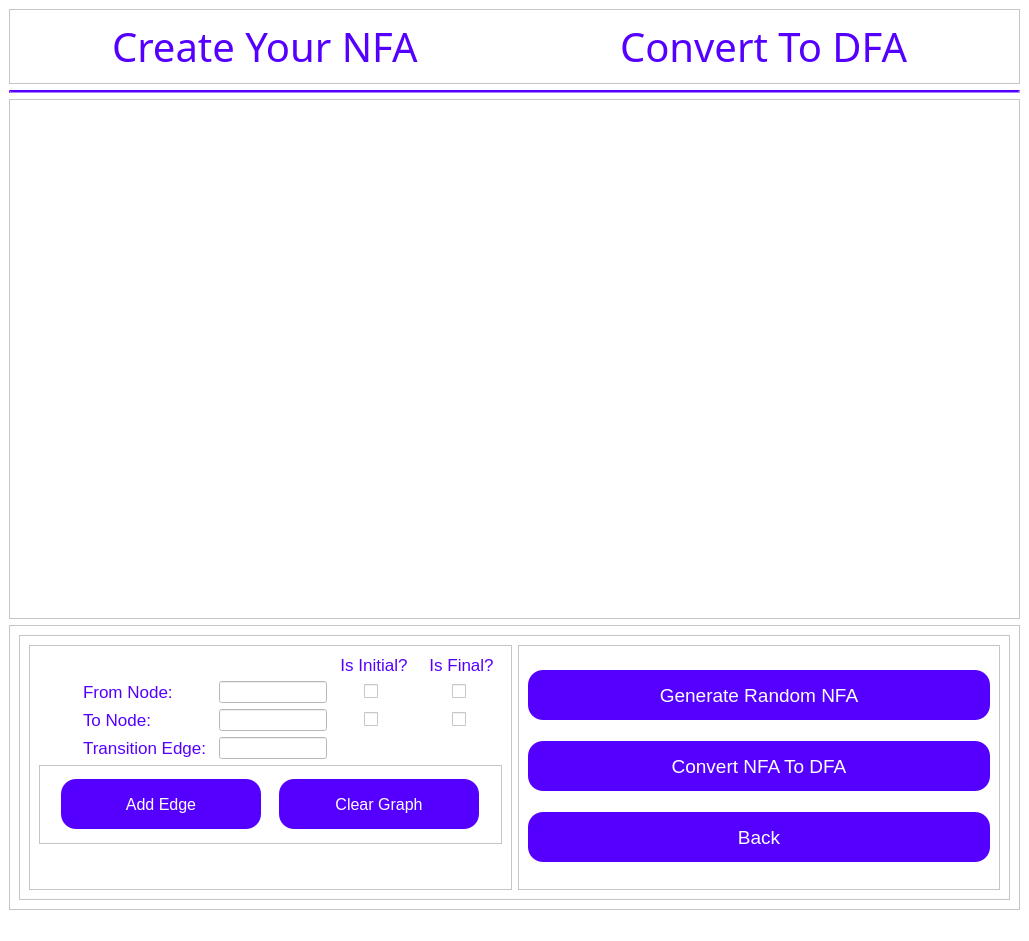
Above: UI/edited_NFA_to_DFA.ui from Adham-Abdelmaksoud/Automata-Project before the change. Below: the same form after it.
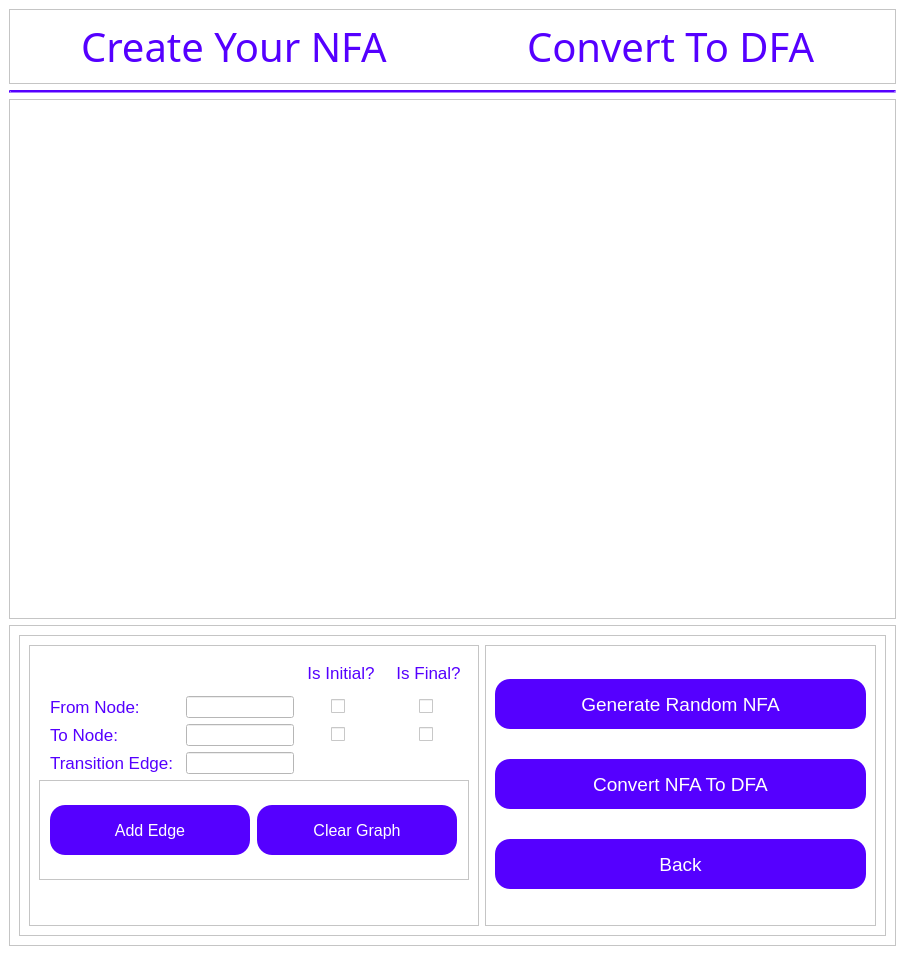
That is the form after the change.

The edit to the form file:
```diff
--- a/UI/edited_NFA_to_DFA.ui
+++ b/UI/edited_NFA_to_DFA.ui
@@ -6,8 +6,8 @@
    <rect>
     <x>0</x>
     <y>0</y>
-    <width>1029</width>
-    <height>941</height>
+    <width>905</width>
+    <height>977</height>
    </rect>
   </property>
   <property name="windowTitle">
```
